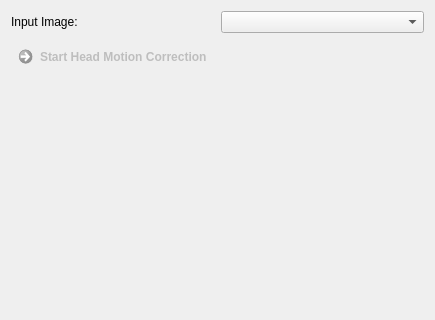
Above: Plugins/org.mitk.gui.qt.diffusionimaging.registration/src/internal/QmitkHeadMotionCorrectionViewControls.ui from MIC-DKFZ/MITK-Diffusion before the change; both pictures show x 0 to 435 and y 0 to 320 of the 435 by 744 pixel window. Below: the same form after it.
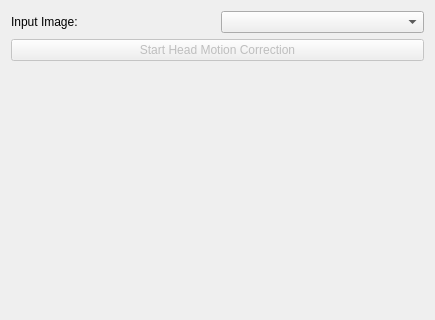
That is the form after the change. Custom widgets are drawn as their Qt base class.

Commit message: Use theme-conform buttons and styles in views

What changed in the file:
```diff
--- a/Plugins/org.mitk.gui.qt.diffusionimaging.registration/src/internal/QmitkHeadMotionCorrectionViewControls.ui
+++ b/Plugins/org.mitk.gui.qt.diffusionimaging.registration/src/internal/QmitkHeadMotionCorrectionViewControls.ui
@@ -13,18 +13,9 @@
   <property name="windowTitle">
    <string>Form</string>
   </property>
-  <property name="styleSheet">
-   <string>QCommandLinkButton:disabled {
-  border: none;
-}
-
-QGroupBox {
-  background-color: transparent;
-}</string>
-  </property>
   <layout class="QGridLayout" name="gridLayout_2">
    <item row="1" column="0">
-    <widget class="QCommandLinkButton" name="m_RegistrationStartButton">
+    <widget class="QPushButton" name="m_RegistrationStartButton">
      <property name="enabled">
       <bool>false</bool>
      </property>
```
The commit also changes 36 other files.
